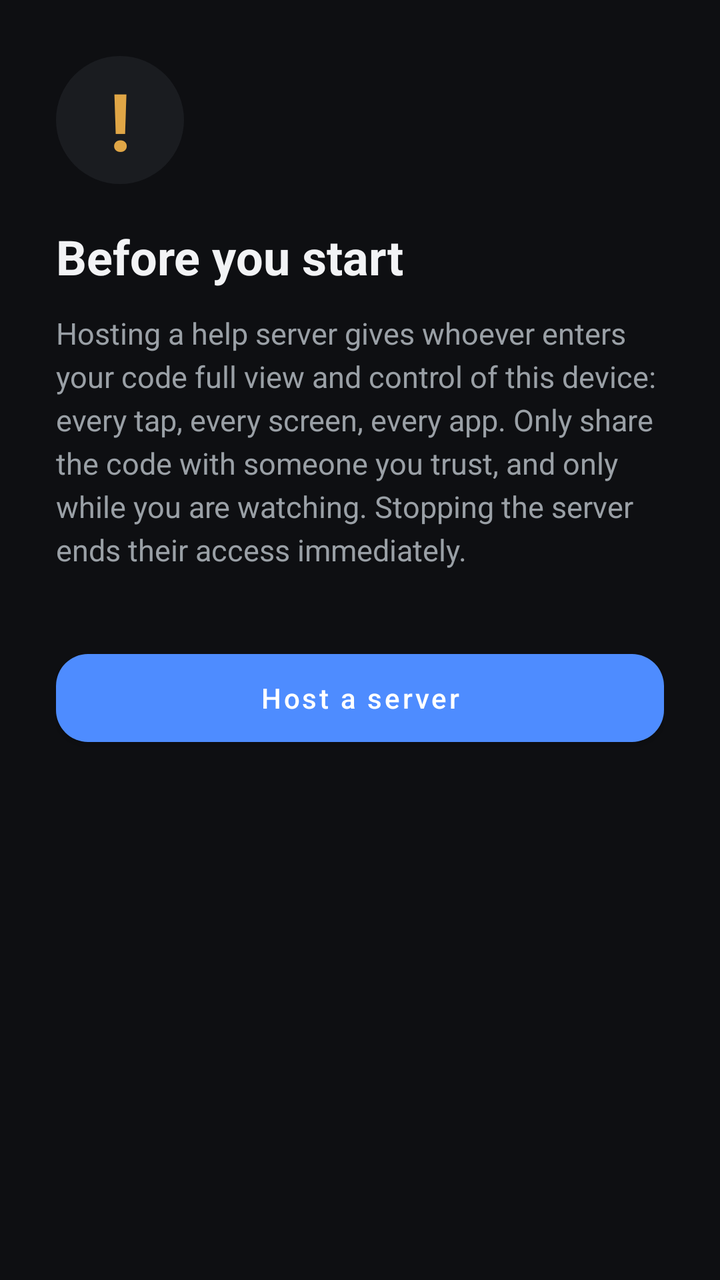
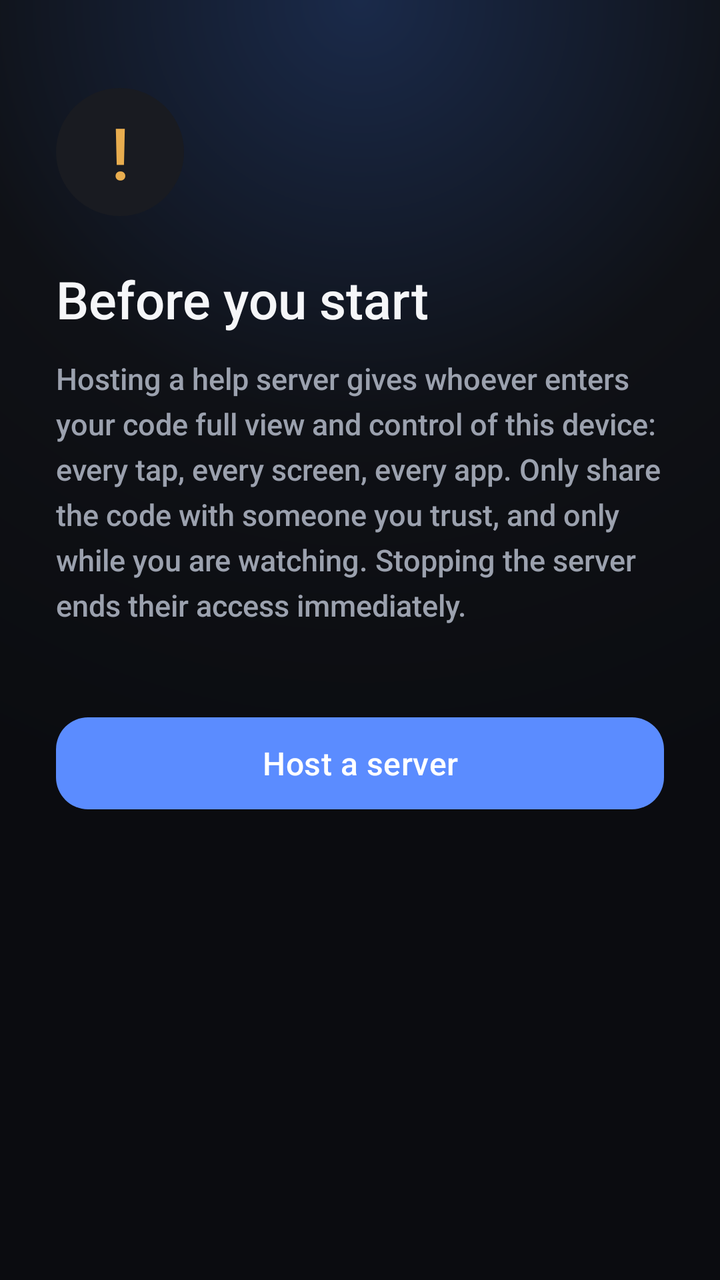

The first picture is an Android layout as it rendered before a commit; the second is the same layout after the commit. The layout source and the unified diff follow.
<!-- AndroidManifest.xml: application theme Theme.RemoteMan -->
<!-- res/layout/activity_host.xml -->
<?xml version="1.0" encoding="utf-8"?>
<FrameLayout xmlns:android="http://schemas.android.com/apk/res/android"
    xmlns:app="http://schemas.android.com/apk/res-auto"
    android:layout_width="match_parent"
    android:layout_height="match_parent"
    android:background="@color/background">

    
    <ScrollView
        android:id="@+id/warningSection"
        android:layout_width="match_parent"
        android:layout_height="match_parent">

        <LinearLayout
            android:layout_width="match_parent"
            android:layout_height="wrap_content"
            android:orientation="vertical"
            android:padding="28dp">

            <TextView
                android:layout_width="64dp"
                android:layout_height="64dp"
                android:text="!"
                android:textColor="@color/warning"
                android:textStyle="bold"
                android:textSize="40sp"
                android:background="@drawable/bg_warning_circle"
                android:gravity="center"
                android:layout_marginBottom="20dp"/>

            <TextView
                android:layout_width="match_parent"
                android:layout_height="wrap_content"
                android:text="@string/host_warning_title"
                android:textColor="@color/text_primary"
                android:textSize="24sp"
                android:textStyle="bold"
                android:layout_marginBottom="12dp"/>

            <TextView
                android:layout_width="match_parent"
                android:layout_height="wrap_content"
                android:text="@string/host_warning_body"
                android:textColor="@color/text_secondary"
                android:textSize="15sp"
                android:lineSpacingExtra="4dp"
                android:layout_marginBottom="36dp"/>

            <com.google.android.material.button.MaterialButton
                android:id="@+id/btnStartHosting"
                android:layout_width="match_parent"
                android:layout_height="56dp"
                android:text="@string/btn_host_server"
                android:textAllCaps="false"
                app:cornerRadius="16dp"
                app:backgroundTint="@color/accent"/>

        </LinearLayout>
    </ScrollView>

    
    <LinearLayout
        android:id="@+id/hostingSection"
        android:layout_width="match_parent"
        android:layout_height="match_parent"
        android:orientation="vertical"
        android:gravity="center"
        android:padding="28dp"
        android:visibility="gone"
        android:alpha="0">

        <ImageView
            android:id="@+id/loaderIcon"
            android:layout_width="56dp"
            android:layout_height="56dp"
            android:src="@drawable/ic_loader_ring"
            android:layout_marginBottom="16dp"/>

        <TextView
            android:id="@+id/loaderLabel"
            android:layout_width="wrap_content"
            android:layout_height="wrap_content"
            android:text="Hosting server"
            android:textColor="@color/text_secondary"
            android:textSize="15sp"
            android:layout_marginBottom="36dp"/>

        <LinearLayout
            android:id="@+id/codeSection"
            android:layout_width="match_parent"
            android:layout_height="wrap_content"
            android:orientation="vertical"
            android:gravity="center"
            android:visibility="gone"
            android:alpha="0">

            <TextView
                android:layout_width="wrap_content"
                android:layout_height="wrap_content"
                android:text="Session code"
                android:textColor="@color/text_secondary"
                android:textSize="13sp"/>

            <TextView
                android:id="@+id/codeText"
                android:layout_width="wrap_content"
                android:layout_height="wrap_content"
                android:textColor="@color/text_primary"
                android:textSize="44sp"
                android:textStyle="bold"
                android:letterSpacing="0.2"
                android:layout_marginTop="4dp"
                android:layout_marginBottom="32dp"/>

            <View
                android:id="@+id/statusDot"
                android:layout_width="14dp"
                android:layout_height="14dp"
                android:background="@drawable/bg_pill_red"/>

            <TextView
                android:id="@+id/statusText"
                android:layout_width="wrap_content"
                android:layout_height="wrap_content"
                android:text="Waiting for helper"
                android:textColor="@color/status_red"
                android:textStyle="bold"
                android:layout_marginTop="10dp"
                android:layout_marginBottom="40dp"/>

            <com.google.android.material.button.MaterialButton
                android:id="@+id/btnStopServer"
                android:layout_width="match_parent"
                android:layout_height="56dp"
                android:text="@string/btn_stop_server"
                android:textAllCaps="false"
                app:cornerRadius="16dp"
                app:backgroundTint="@color/status_red"/>

        </LinearLayout>
    </LinearLayout>

</FrameLayout>
<!-- resources referenced by this layout -->
<resources>
  <color name="accent">#4E8CFF</color>
  <color name="background">#0E0F12</color>
  <color name="status_red">#E3503F</color>
  <color name="text_primary">#F2F3F5</color>
  <color name="text_secondary">#9AA0A6</color>
  <color name="warning">#E0A646</color>
  <!-- drawable bg_pill_red (drawable) -->
  <?xml version="1.0" encoding="utf-8"?>
  <shape xmlns:android="http://schemas.android.com/apk/res/android">
      <solid android:color="@color/status_red"/>
      <corners android:radius="24dp"/>
  </shape>
  <!-- drawable bg_warning_circle (drawable) -->
  <?xml version="1.0" encoding="utf-8"?>
  <shape xmlns:android="http://schemas.android.com/apk/res/android" android:shape="oval">
      <solid android:color="@color/surface"/>
  </shape>
  <string name="btn_host_server">Host a server</string>
  <string name="btn_stop_server">Stop the server</string>
  <string name="host_warning_body">Hosting a help server gives whoever enters your code full view and control of this device: every tap, every screen, every app. Only share the code with someone you trust, and only while you are watching. Stopping the server ends their access immediately.</string>
  <string name="host_warning_title">Before you start</string>
  <style name="Theme.RemoteMan" parent="Theme.MaterialComponents.DayNight.NoActionBar">
          <item name="android:windowBackground">@color/background</item>
          <item name="colorPrimary">@color/accent</item>
          <item name="colorPrimaryDark">@color/accent_dark</item>
          <item name="colorAccent">@color/accent</item>
          <item name="android:textColorPrimary">@color/text_primary</item>
          <item name="android:windowAnimationStyle">@style/WindowAnimation</item>
      </style>
  <color name="surface">#1A1C20</color>
  <color name="accent_dark">#2E63CC</color>
  <style name="WindowAnimation">
          <item name="android:activityOpenEnterAnimation">@anim/slide_in_right</item>
          <item name="android:activityOpenExitAnimation">@anim/fade_out</item>
          <item name="android:activityCloseEnterAnimation">@anim/fade_in</item>
          <item name="android:activityCloseExitAnimation">@anim/slide_out_right</item>
      </style>
  <!-- unchanged entries left out for length: 1 -->
</resources>

<!-- the commit's change to res/layout/activity_host.xml (unified diff, before → after) -->
@@ -3,7 +3,7 @@
     xmlns:app="http://schemas.android.com/apk/res-auto"
     android:layout_width="match_parent"
     android:layout_height="match_parent"
-    android:background="@color/background">
+    android:background="@drawable/bg_gradient_main">
 
     
     <ScrollView
@@ -22,19 +22,20 @@
                 android:layout_height="64dp"
                 android:text="!"
                 android:textColor="@color/warning"
-                android:textStyle="bold"
-                android:textSize="40sp"
+                android:fontFamily="sans-serif-black"
+                android:textSize="36sp"
                 android:background="@drawable/bg_warning_circle"
                 android:gravity="center"
-                android:layout_marginBottom="20dp"/>
+                android:layout_marginTop="16dp"
+                android:layout_marginBottom="24dp"/>
 
             <TextView
                 android:layout_width="match_parent"
                 android:layout_height="wrap_content"
                 android:text="@string/host_warning_title"
                 android:textColor="@color/text_primary"
-                android:textSize="24sp"
-                android:textStyle="bold"
+                android:fontFamily="sans-serif-black"
+                android:textSize="26sp"
                 android:layout_marginBottom="12dp"/>
 
             <TextView
@@ -42,18 +43,21 @@
                 android:layout_height="wrap_content"
                 android:text="@string/host_warning_body"
                 android:textColor="@color/text_secondary"
+                android:fontFamily="sans-serif"
                 android:textSize="15sp"
-                android:lineSpacingExtra="4dp"
-                android:layout_marginBottom="36dp"/>
+                android:lineSpacingExtra="5dp"
+                android:layout_marginBottom="40dp"/>
 
             <com.google.android.material.button.MaterialButton
                 android:id="@+id/btnStartHosting"
                 android:layout_width="match_parent"
-                android:layout_height="56dp"
+                android:layout_height="58dp"
                 android:text="@string/btn_host_server"
                 android:textAllCaps="false"
+                android:textSize="16sp"
                 app:cornerRadius="16dp"
-                app:backgroundTint="@color/accent"/>
+                app:backgroundTint="@color/accent"
+                app:elevation="0dp"/>
 
         </LinearLayout>
     </ScrollView>
@@ -71,10 +75,10 @@
 
         <ImageView
             android:id="@+id/loaderIcon"
-            android:layout_width="56dp"
-            android:layout_height="56dp"
+            android:layout_width="52dp"
+            android:layout_height="52dp"
             android:src="@drawable/ic_loader_ring"
-            android:layout_marginBottom="16dp"/>
+            android:layout_marginBottom="18dp"/>
 
         <TextView
             android:id="@+id/loaderLabel"
@@ -82,7 +86,9 @@
             android:layout_height="wrap_content"
             android:text="Hosting server"
             android:textColor="@color/text_secondary"
-            android:textSize="15sp"
+            android:fontFamily="sans-serif-medium"
+            android:textSize="14sp"
+            android:letterSpacing="0.02"
             android:layout_marginBottom="36dp"/>
 
         <LinearLayout
@@ -97,36 +103,49 @@
             <TextView
                 android:layout_width="wrap_content"
                 android:layout_height="wrap_content"
-                android:text="Session code"
-                android:textColor="@color/text_secondary"
-                android:textSize="13sp"/>
+                android:text="SESSION CODE"
+                android:textColor="@color/text_faint"
+                android:fontFamily="sans-serif-medium"
+                android:letterSpacing="0.12"
+                android:textSize="12sp"/>
 
             <TextView
                 android:id="@+id/codeText"
                 android:layout_width="wrap_content"
                 android:layout_height="wrap_content"
                 android:textColor="@color/text_primary"
-                android:textSize="44sp"
-                android:textStyle="bold"
-                android:letterSpacing="0.2"
-                android:layout_marginTop="4dp"
-                android:layout_marginBottom="32dp"/>
+                android:fontFamily="sans-serif-black"
+                android:textSize="46sp"
+                android:letterSpacing="0.18"
+                android:layout_marginTop="6dp"
+                android:layout_marginBottom="36dp"/>
 
-            <View
-                android:id="@+id/statusDot"
-                android:layout_width="14dp"
-                android:layout_height="14dp"
-                android:background="@drawable/bg_pill_red"/>
-
-            <TextView
-                android:id="@+id/statusText"
+            <LinearLayout
                 android:layout_width="wrap_content"
                 android:layout_height="wrap_content"
-                android:text="Waiting for helper"
-                android:textColor="@color/status_red"
-                android:textStyle="bold"
-                android:layout_marginTop="10dp"
-                android:layout_marginBottom="40dp"/>
+                android:orientation="horizontal"
+                android:gravity="center_vertical"
+                android:background="@drawable/bg_card"
+                android:paddingHorizontal="18dp"
+                android:paddingVertical="10dp"
+                android:layout_marginBottom="44dp">
+
+                <View
+                    android:id="@+id/statusDot"
+                    android:layout_width="10dp"
+                    android:layout_height="10dp"
+                    android:background="@drawable/bg_pill_red"/>
+
+                <TextView
+                    android:id="@+id/statusText"
+                    android:layout_width="wrap_content"
+                    android:layout_height="wrap_content"
+                    android:text="Waiting for helper"
+                    android:textColor="@color/status_red"
+                    android:fontFamily="sans-serif-medium"
+                    android:textSize="13.5sp"
+                    android:layout_marginStart="10dp"/>
+            </LinearLayout>
 
             <com.google.android.material.button.MaterialButton
                 android:id="@+id/btnStopServer"
@@ -134,8 +153,10 @@
                 android:layout_height="56dp"
                 android:text="@string/btn_stop_server"
                 android:textAllCaps="false"
+                android:textSize="15sp"
                 app:cornerRadius="16dp"
-                app:backgroundTint="@color/status_red"/>
+                app:backgroundTint="@color/status_red"
+                app:elevation="0dp"/>
 
         </LinearLayout>
     </LinearLayout>
<!-- resource entries referenced after the edit -->
@@ -1,11 +1,31 @@
 <!-- resources referenced by this layout -->
 <resources>
-  <color name="accent">#4E8CFF</color>
-  <color name="background">#0E0F12</color>
-  <color name="status_red">#E3503F</color>
-  <color name="text_primary">#F2F3F5</color>
-  <color name="text_secondary">#9AA0A6</color>
-  <color name="warning">#E0A646</color>
+  <color name="accent">#5B8CFF</color>
+  <color name="background">#0B0C10</color>
+  <color name="status_red">#E6594A</color>
+  <color name="text_faint">#5C6270</color>
+  <color name="text_primary">#F5F6F8</color>
+  <color name="text_secondary">#9BA1AE</color>
+  <color name="warning">#E8AD4F</color>
+  <!-- drawable bg_card (drawable) -->
+  <?xml version="1.0" encoding="utf-8"?>
+  <shape xmlns:android="http://schemas.android.com/apk/res/android">
+      <solid android:color="@color/surface"/>
+      <corners android:radius="18dp"/>
+      <stroke android:width="1dp" android:color="@color/divider"/>
+  </shape>
+  <!-- drawable bg_gradient_main (drawable) -->
+  <?xml version="1.0" encoding="utf-8"?>
+  <shape xmlns:android="http://schemas.android.com/apk/res/android">
+      <gradient
+          android:type="radial"
+          android:gradientRadius="420dp"
+          android:centerX="0.5"
+          android:centerY="0.0"
+          android:startColor="#1A2A4A"
+          android:centerColor="#0F1116"
+          android:endColor="#0B0C10"/>
+  </shape>
   <!-- drawable bg_pill_red (drawable) -->
   <?xml version="1.0" encoding="utf-8"?>
   <shape xmlns:android="http://schemas.android.com/apk/res/android">
@@ -26,16 +46,31 @@
           <item name="colorPrimary">@color/accent</item>
           <item name="colorPrimaryDark">@color/accent_dark</item>
           <item name="colorAccent">@color/accent</item>
+          <item name="colorSurface">@color/surface</item>
           <item name="android:textColorPrimary">@color/text_primary</item>
+          <item name="android:textColorSecondary">@color/text_secondary</item>
+          <item name="android:fontFamily">sans-serif-medium</item>
+          <item name="fontFamily">sans-serif-medium</item>
           <item name="android:windowAnimationStyle">@style/WindowAnimation</item>
+          <item name="android:statusBarColor">@color/background</item>
+          <item name="android:navigationBarColor">@color/background</item>
+          <item name="android:windowLightStatusBar">false</item>
+          <item name="materialButtonStyle">@style/Widget.RemoteMan.Button</item>
       </style>
-  <color name="surface">#1A1C20</color>
-  <color name="accent_dark">#2E63CC</color>
+  <color name="surface">#191B21</color>
+  <color name="divider">#262A33</color>
+  <color name="accent_dark">#3A5FD9</color>
   <style name="WindowAnimation">
           <item name="android:activityOpenEnterAnimation">@anim/slide_in_right</item>
-          <item name="android:activityOpenExitAnimation">@anim/fade_out</item>
-          <item name="android:activityCloseEnterAnimation">@anim/fade_in</item>
+          <item name="android:activityOpenExitAnimation">@anim/fade_out_scale</item>
+          <item name="android:activityCloseEnterAnimation">@anim/fade_in_scale</item>
           <item name="android:activityCloseExitAnimation">@anim/slide_out_right</item>
+      </style>
+  <style name="Widget.RemoteMan.Button" parent="Widget.MaterialComponents.Button">
+          <item name="android:fontFamily">sans-serif-medium</item>
+          <item name="android:letterSpacing">0.01</item>
+          <item name="android:stateListAnimator">@animator/button_press</item>
+          <item name="rippleColor">#33FFFFFF</item>
       </style>
   <!-- unchanged entries left out for length: 1 -->
 </resources>
